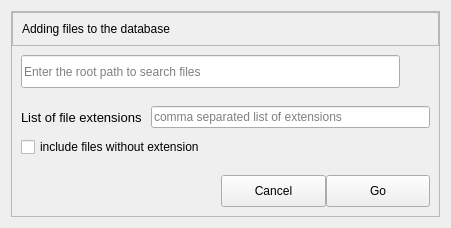
First picture: the form in src/widgets/scan_disk.ui, repository Michal-D4/fileo, before the edit.
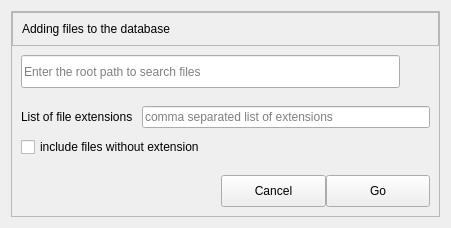
Second picture: the form after the edit.

Diff of the .ui file:
```diff
--- a/src/widgets/scan_disk.ui
+++ b/src/widgets/scan_disk.ui
@@ -138,11 +138,6 @@
                <height>20</height>
               </size>
              </property>
-             <property name="font">
-              <font>
-               <pointsize>10</pointsize>
-              </font>
-             </property>
              <property name="text">
               <string>List of file extensions</string>
              </property>
```
